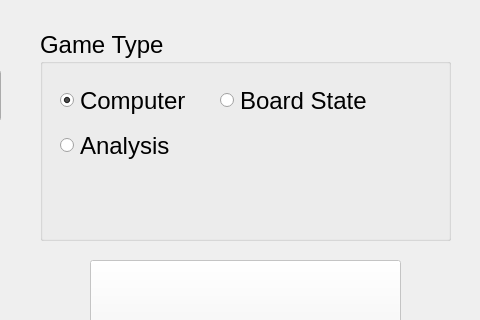
Qt form ui/main.ui (Serialbocks/dgt-py) before a commit; both pictures show x 320 to 800 and y 0 to 320 of the 800 by 440 pixel window.
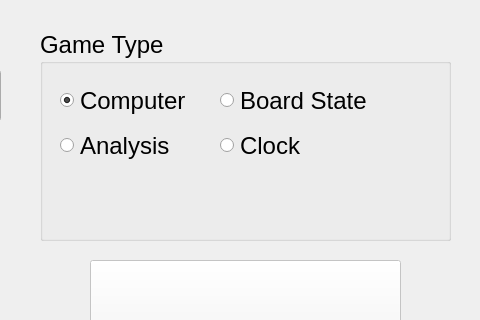
The same form after that commit.

Commit message: WIP add clock radio button

What changed in the file:
```diff
--- a/ui/main.ui
+++ b/ui/main.ui
@@ -94,6 +94,19 @@
       <string>Analysis</string>
      </property>
     </widget>
+    <widget class="QRadioButton" name="clock">
+     <property name="geometry">
+      <rect>
+       <x>180</x>
+       <y>100</y>
+       <width>151</width>
+       <height>31</height>
+      </rect>
+     </property>
+     <property name="text">
+      <string>Clock</string>
+     </property>
+    </widget>
    </widget>
    <widget class="QLabel" name="label_2">
     <property name="geometry">
```
